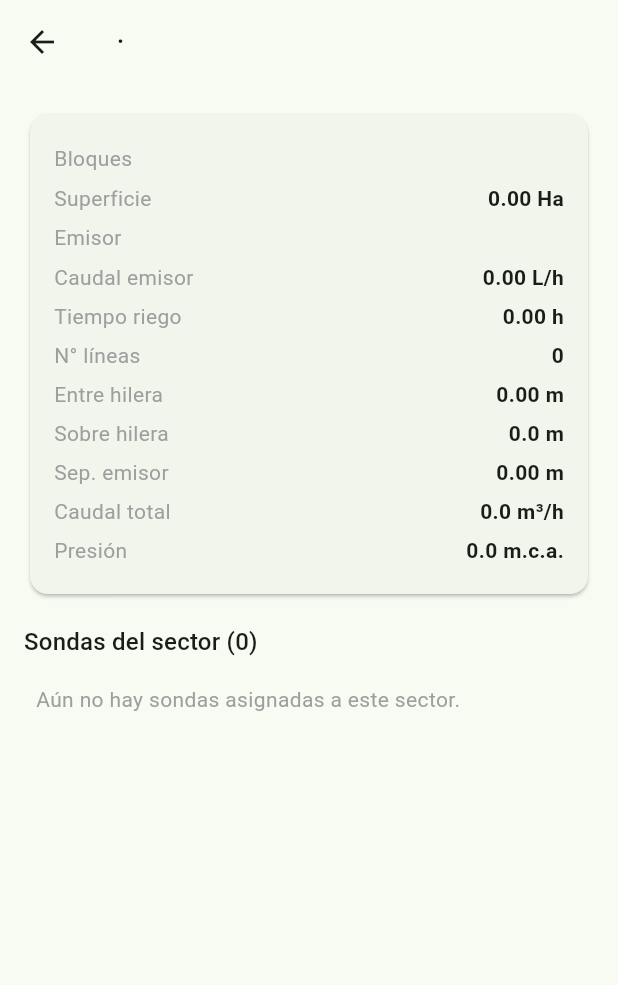
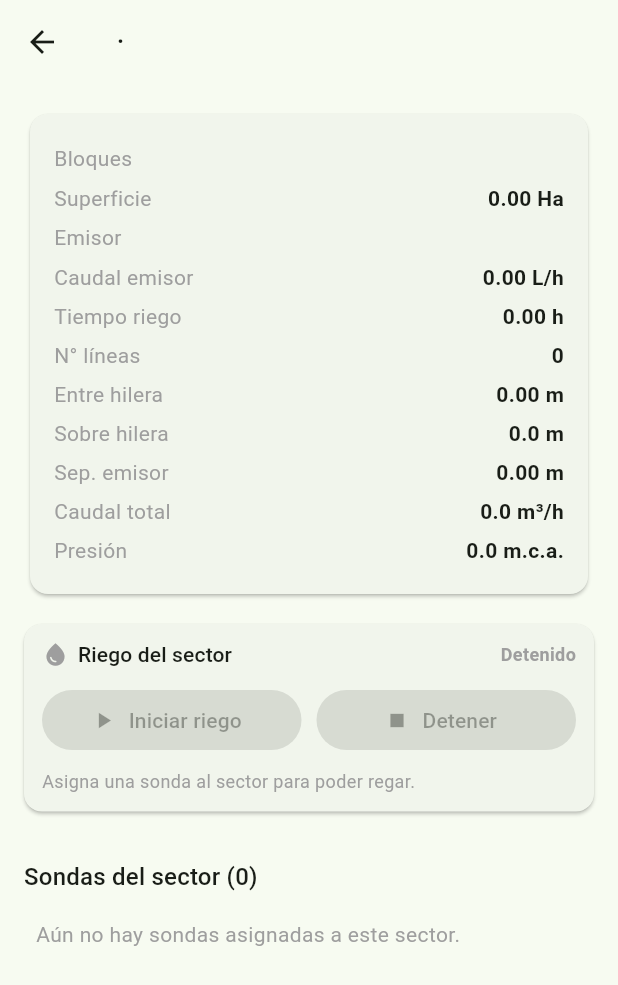
Before and after one commit to lalolpp/medidor-humedad-riego, a Flutter app: the SectorDetailScreen screen opened directly with empty values, on a phone screen of 412 x 824 dp. Shown: the top 985 px of the screen. Run offline on Flutter 3.47's test engine with Material 3 defaults, Android fonts, the phone set to English and light mode, and no system bars; our stand-ins replace cloud_firestore, firebase_auth, firebase_core, firebase_messaging, fl_chart, flutter_blue_plus and 4 more; missing offline and left inert: dart:html; accounts and stored records are empty.

Commit message:
feat: riego por sector (iniciar/detener), fix cuota Firebase y estabilidad de riego
- App: botones Iniciar/Detener riego en detalle de cada sector (comanda a
  todas las sondas del sector, con confirmacion y estado en vivo)
- App: historiales limitados a 600/1000 lecturas (antes 3000/4000 por
  dispositivo en cada carga quemaban la cuota diaria de Firestore)
- Firmware: no iniciar BLE mientras la valvula esta activa (BLE+TLS agotaban
  RAM y el nodo crash-loopiaba republicando cada ~100 s); logs [NET]/[CLOUD]/
  [NVS]; caracteristica WiFi con propiedad READ para respuesta OK
- Firmware: VALVE_MIN_BATTERY=0.0 SOLO para pruebas en banco sin bateria
  (RESTAURAR 0.10 antes de terreno)
- Workflow FCM: cron cada 30 min desactivado (solo manual) por consumo de cuota

```diff
--- a/app/lib/screens/sector_detail_screen.dart
+++ b/app/lib/screens/sector_detail_screen.dart
@@ -29,6 +29,17 @@ class SectorDetailScreen extends StatefulWidget {
 class _SectorDetailScreenState extends State<SectorDetailScreen> {
   late Future<List<Reading>> _comparisonFuture;
   int _rangeHours = 24;
+  bool _sendingValve = false;
+
+  /// Override local tras enviar un comando (la lista de dispositivos viene del
+  /// widget padre y no se refresca sola); null = usar el estado en la nube.
+  bool? _valveOverride;
+
+  /// true si alguna sonda del sector está regando según la nube.
+  bool get _cloudIrrigating =>
+      widget.devices.any((d) => d.valveState == 'ON');
+
+  bool get _irrigating => _valveOverride ?? _cloudIrrigating;
 
   /// Umbral de riego: el propio del sector si está definido, si no el del cultivo.
   double? get _threshold {
@@ -55,7 +66,7 @@ class _SectorDetailScreenState extends State<SectorDetailScreen> {
     final results = await Future.wait([
       for (final d in widget.devices)
         CloudService.instance.readingsFor(d.deviceId,
-            from: since, limit: 4000),
+            from: since, limit: 1000),
     ]);
     return results.expand((r) => r).toList();
   }
@@ -66,6 +77,145 @@ class _SectorDetailScreenState extends State<SectorDetailScreen> {
       _rangeHours = hours;
       _comparisonFuture = _loadComparison();
     });
+  }
+
+  /// Envía el comando de válvula a TODAS las sondas del sector.
+  Future<void> _setSectorIrrigation(bool on) async {
+    if (widget.devices.isEmpty || _sendingValve) return;
+    if (on) {
+      final confirmed = await showDialog<bool>(
+        context: context,
+        builder: (context) => AlertDialog(
+          icon: const Icon(Icons.water_drop, color: Colors.blue, size: 40),
+          title: Text('Iniciar riego · ${widget.sector.name}'),
+          content: Text(
+            'Se enviará el comando de apertura a ${widget.devices.length} '
+            '${widget.devices.length == 1 ? 'sonda' : 'sondas'}. El nodo la '
+            'aplicará en su próximo ciclo.',
+          ),
+          actions: [
+            TextButton(
+              onPressed: () => Navigator.of(context).pop(false),
+              child: const Text('Cancelar'),
+            ),
+            FilledButton(
+              onPressed: () => Navigator.of(context).pop(true),
+              child: const Text('Regar'),
+            ),
+          ],
+        ),
+      );
+      if (confirmed != true) return;
+    }
+    setState(() => _sendingValve = true);
+    try {
+      for (final d in widget.devices) {
+        await CloudService.instance
+            .setValveCommand(d.deviceId, on ? 'ON' : 'OFF', 'manual');
+      }
+      if (!mounted) return;
+      setState(() => _valveOverride = on);
+      ScaffoldMessenger.of(context).showSnackBar(
+        SnackBar(
+          content: Text(on
+              ? 'Riego iniciado en ${widget.sector.name}'
+              : 'Riego detenido en ${widget.sector.name}'),
+        ),
+      );
+    } catch (e) {
+      if (!mounted) return;
+      ScaffoldMessenger.of(context).showSnackBar(
+        SnackBar(content: Text('Error: $e')),
+      );
+    } finally {
+      if (mounted) setState(() => _sendingValve = false);
+    }
+  }
+
+  Widget _irrigationControlCard() {
+    final irrigating = _irrigating;
+    final hasDevices = widget.devices.isNotEmpty;
+    return Card(
+      margin: const EdgeInsets.only(bottom: 16),
+      child: Padding(
+        padding: const EdgeInsets.fromLTRB(12, 10, 12, 12),
+        child: Column(
+          crossAxisAlignment: CrossAxisAlignment.start,
+          children: [
+            Row(
+              children: [
+                Icon(
+                  Icons.water_drop,
+                  size: 18,
+                  color: irrigating ? Colors.green : Colors.grey,
+                ),
+                const SizedBox(width: 6),
+                Expanded(
+                  child: Text(
+                    'Riego del sector',
+                    style: Theme.of(context).textTheme.titleSmall,
+                  ),
+                ),
+                Text(
+                  _sendingValve
+                      ? 'Enviando…'
+                      : irrigating
+                          ? 'Regando'
+                          : 'Detenido',
+                  style: TextStyle(
+                    fontSize: 12,
+                    fontWeight: FontWeight.bold,
+                    color: irrigating ? Colors.green : Colors.grey,
+                  ),
+                ),
+              ],
+            ),
+            const SizedBox(height: 10),
+            Row(
+              children: [
+                Expanded(
+                  child: FilledButton.icon(
+                    style: FilledButton.styleFrom(
+                      backgroundColor:
+                          irrigating ? Colors.green.shade700 : null,
+                      foregroundColor: irrigating ? Colors.white : null,
+                    ),
+                    onPressed: hasDevices && !_sendingValve && !irrigating
+                        ? () => _setSectorIrrigation(true)
+                        : null,
+                    icon: const Icon(Icons.play_arrow),
+                    label: const Text('Iniciar riego'),
+                  ),
+                ),
+                const SizedBox(width: 10),
+                Expanded(
+                  child: FilledButton.icon(
+                    style: FilledButton.styleFrom(
+                      backgroundColor:
+                          irrigating ? Colors.red.shade700 : null,
+                      foregroundColor: irrigating ? Colors.white : null,
+                    ),
+                    onPressed: hasDevices && !_sendingValve && irrigating
+                        ? () => _setSectorIrrigation(false)
+                        : null,
+                    icon: const Icon(Icons.stop),
+                    label: const Text('Detener'),
+                  ),
+                ),
+              ],
+            ),
+            if (!hasDevices)
+              const Padding(
+                padding: EdgeInsets.only(top: 8),
+                child: Text(
+                  'Asigna una sonda al sector para poder regar.',
+                  style: TextStyle(fontSize: 12, color: Colors.grey),
+                ),
+              ),
+          ],
+        ),
+      ),
+    );
   }
 
   @override
@@ -81,6 +231,8 @@ class _SectorDetailScreenState extends State<SectorDetailScreen> {
         padding: const EdgeInsets.all(16),
         children: [
           _infoCard(s),
+          const SizedBox(height: 16),
+          _irrigationControlCard(),
           if (widget.crop != null) ...[
             const SizedBox(height: 16),
             _cropCard(widget.crop!),
--- a/app/lib/widgets/smart_dashboard.dart
+++ b/app/lib/widgets/smart_dashboard.dart
@@ -346,7 +346,9 @@ class _SmartDashboardState extends State<SmartDashboard> {
     final perDevice = await Future.wait([
       for (final d in all)
         CloudService.instance
-            .readingsFor(d.deviceId, from: from, to: now, limit: 3000)
+            // 600 puntos bastan para el promedio diario (30 días × ~20/día);
+            // antes eran 3000 por dispositivo en cada carga y quemaba cuota.
+            .readingsFor(d.deviceId, from: from, to: now, limit: 600)
             .then<List<Reading>>((list) => list)
             .catchError((_) => <Reading>[]),
     ]);
```
Also changed, not shown: app/lib/screens/settings_screen.dart (+11 -2 lines), app/lib/services/ble_device_service.dart (+28 -10 lines), 6 other files.
